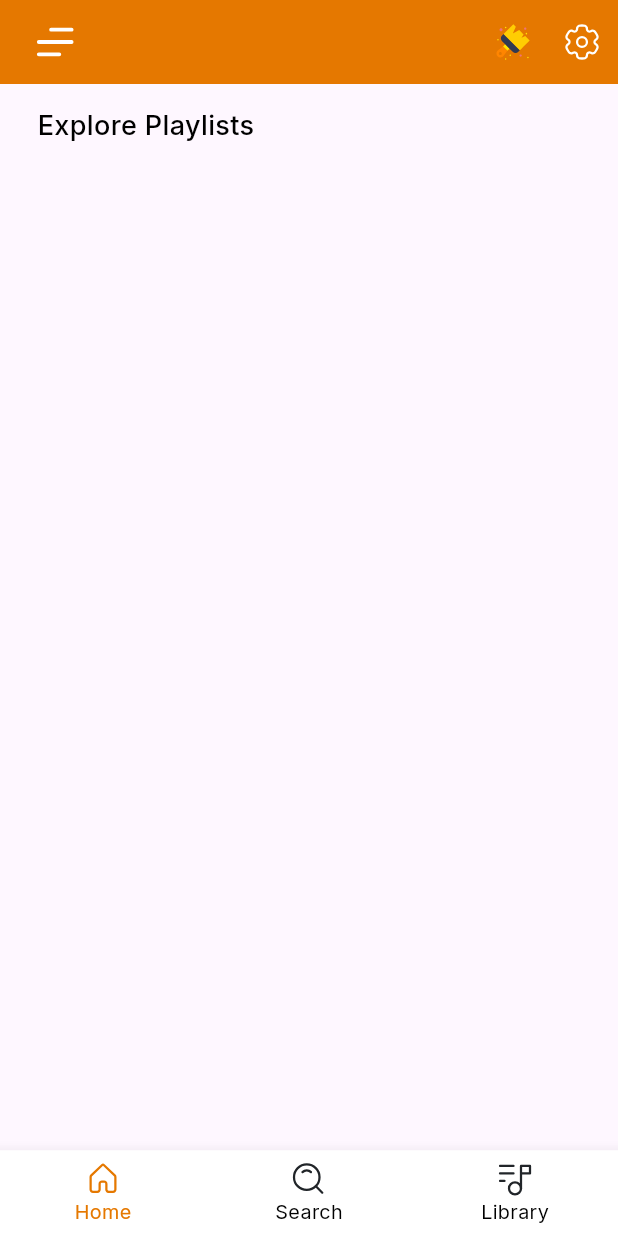
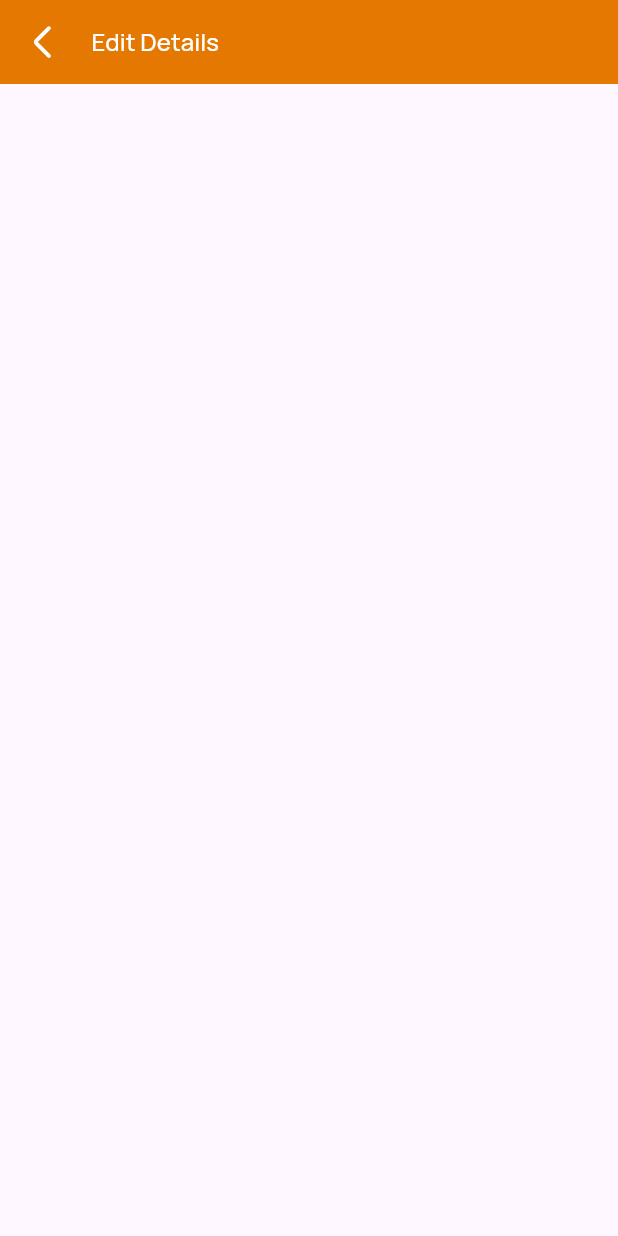
Before and after one commit to shubh8469-tech/music_player, a Flutter app: the screen it shows after launch, on a phone screen of 412 x 824 dp. Run offline on Flutter 3.47's test engine with Material 3 defaults, Android fonts, the phone set to English and light mode, and no system bars; our stand-ins replace bloc, flutter_bloc, flutter_screenutil, flutter_svg.

Commit message:
- Create Common class for app bar - Added localization strings for texts titles -

```diff
--- /dev/null
+++ b/lib/commonWidgets/app_bar_with_icon_title.dart
@@ -0,0 +1,34 @@
+import 'package:flutter/material.dart';
+import 'package:flutter_svg/svg.dart';
+import 'package:music_app/commonWidgets/textWidget.dart';
+
+import '../generated/assets.dart';
+import '../themes/color.dart';
+import '../themes/font.dart';
+
+class AppBarWithIconTitle extends StatelessWidget implements PreferredSizeWidget {
+  final String? title;
+
+  const AppBarWithIconTitle({super.key, this.title});
+
+  @override
+  Widget build(BuildContext context) {
+    return AppBar(
+      titleSpacing: 5,
+      title: Texts(title ?? "", fontFamily: AppFonts.manrope, fontSize: 16, color: AppColors.white, fontWeight: FontWeight.w500),
+      backgroundColor: AppColors.primaryOrange,
+      leading: IconButton(
+        icon: SvgPicture.asset(
+          Assets.svgIcBack,
+          width: 22,
+          height: 22,
+        ),
+        onPressed: () => Navigator.pop(context),
+      ),
+    );
+  }
+
+  // Required by PreferredSizeWidget
+  @override
+  Size get preferredSize => const Size.fromHeight(kToolbarHeight);
+}
--- a/lib/l10n/intl_en.arb
+++ b/lib/l10n/intl_en.arb
@@ -1,4 +1,5 @@
 {
   "chooseLanguage": "Choose language",
-  "musicPlayer": "Music Player"
+  "musicPlayer": "Music Player",
+  "editDetails":"Edit Details"
 }
--- a/lib/l10n/l10n.dart
+++ b/lib/l10n/l10n.dart
@@ -108,6 +108,12 @@ abstract class S {
   /// In en, this message translates to:
   /// **'Music Player'**
   String get musicPlayer;
+
+  /// No description provided for @editDetails.
+  ///
+  /// In en, this message translates to:
+  /// **'Edit Details'**
+  String get editDetails;
 }
 
 class _SDelegate extends LocalizationsDelegate<S> {
--- a/lib/l10n/l10n_en.dart
+++ b/lib/l10n/l10n_en.dart
@@ -13,4 +13,7 @@ class SEn extends S {
 
   @override
   String get musicPlayer => 'Music Player';
+
+  @override
+  String get editDetails => 'Edit Details';
 }
--- a/lib/l10n/l10n_hi.dart
+++ b/lib/l10n/l10n_hi.dart
@@ -13,4 +13,7 @@ class SHi extends S {
 
   @override
   String get musicPlayer => 'संगीत बजाने वाला';
+
+  @override
+  String get editDetails => 'Edit Details';
 }
--- a/lib/main.dart
+++ b/lib/main.dart
@@ -4,6 +4,7 @@ import 'package:music_app/screens/Splash&Setup/permission.dart';
 import 'package:music_app/screens/Splash&Setup/splashScreen.dart';
 import 'package:flutter_localizations/flutter_localizations.dart';
 import 'package:music_app/screens/dashboard/dashboardScreen.dart';
+import 'package:music_app/screens/edit_song_details_screen.dart';
 import 'GlobalBloc/languageBloc/language_bloc.dart';
 import 'l10n/l10n.dart';
 import 'package:flutter_screenutil/flutter_screenutil.dart';
@@ -52,7 +53,7 @@ class MyApp extends StatelessWidget {
             GlobalWidgetsLocalizations.delegate,
             GlobalCupertinoLocalizations.delegate,
           ],
-          home: DashboardScreen(),
+          home: EditSongDetailsScreen(),
         );
       },
     );
--- /dev/null
+++ b/lib/screens/edit_song_details_screen.dart
@@ -0,0 +1,17 @@
+import 'package:flutter/material.dart';
+import '../commonWidgets/app_bar_with_icon_title.dart';
+import '../l10n/l10n.dart';
+
+class EditSongDetailsScreen extends StatefulWidget {
+  const EditSongDetailsScreen({super.key});
+
+  @override
+  State<EditSongDetailsScreen> createState() => _EditSongDetailsScreenState();
+}
+
+class _EditSongDetailsScreenState extends State<EditSongDetailsScreen> {
+  @override
+  Widget build(BuildContext context) {
+    return Scaffold(appBar: AppBarWithIconTitle(title: S.of(context).editDetails));
+  }
+}
```
Also changed, not shown: assets/svg/ic_back.svg (added), lib/generated/assets.dart, 4 other files.
